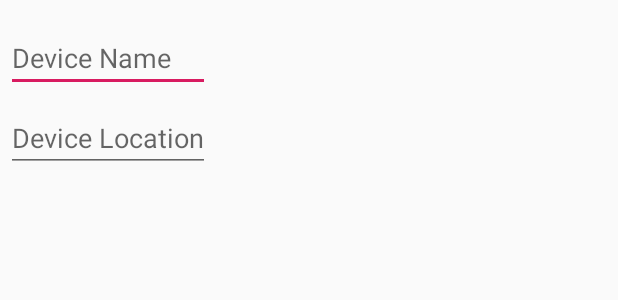
After one commit to decentralised-home-automation-protocol/DHAP-Android, an Android app: the layout change_header.xml on its own in the app's theme, with its tools: preview values and no code run, on a phone screen of 412 x 824 dp. The commit adds this screen. Shown: the top 300 px of the screen. Run offline under Robolectric (Android 15) with nearby library versions, the phone set to English and light mode, and no system bars; network calls fail.

Commit message:
Header can now be changed from example app

```diff
--- a/app/src/main/java/me/aidengaripoli/dhapexample/DiscoveredDeviceAdapter.java
+++ b/app/src/main/java/me/aidengaripoli/dhapexample/DiscoveredDeviceAdapter.java
@@ -65,6 +65,7 @@ public class DiscoveredDeviceAdapter extends
         private TextView name;
         private TextView location;
         private Button remove;
+        private Button edit;
         private ImageView noResponse;
 
         DiscoveredDeviceViewHolder(@NonNull View itemView) {
@@ -73,6 +74,7 @@ public class DiscoveredDeviceAdapter extends
             name = itemView.findViewById(R.id.text_view_device_name);
             location = itemView.findViewById(R.id.text_view_device_room);
             remove = itemView.findViewById(R.id.remove_button);
+            edit = itemView.findViewById(R.id.edit_button);
             noResponse = itemView.findViewById(R.id.warning_image);
         }
 
@@ -80,6 +82,7 @@ public class DiscoveredDeviceAdapter extends
             name.setText(device.getName());
             location.setText(device.getLocation());
             remove.setTag(device);
+            edit.setTag(device);
             noResponse.setVisibility(device.getStatus() == 1 ? View.INVISIBLE : View.VISIBLE);
         }
     }
--- /dev/null
+++ b/app/src/main/res/layout/change_header.xml
@@ -0,0 +1,29 @@
+<?xml version="1.0" encoding="utf-8"?>
+<LinearLayout xmlns:android="http://schemas.android.com/apk/res/android"
+    android:orientation="vertical"
+    android:layout_width="wrap_content"
+    android:layout_height="wrap_content">
+    <EditText
+        android:id="@+id/change_header_name"
+        android:inputType="text"
+        android:layout_width="match_parent"
+        android:layout_height="wrap_content"
+        android:layout_marginTop="16dp"
+        android:layout_marginLeft="4dp"
+        android:layout_marginRight="4dp"
+        android:layout_marginBottom="4dp"
+        android:hint="@string/device_name"
+        android:importantForAutofill="no" />
+    <EditText
+        android:id="@+id/change_header_location"
+        android:inputType="text"
+        android:layout_width="match_parent"
+        android:layout_height="wrap_content"
+        android:layout_marginTop="4dp"
+        android:layout_marginLeft="4dp"
+        android:layout_marginRight="4dp"
+        android:layout_marginBottom="16dp"
+        android:fontFamily="sans-serif"
+        android:hint="@string/device_location"
+        android:importantForAutofill="no" />
+</LinearLayout>
--- a/app/src/main/res/values/strings.xml
+++ b/app/src/main/res/values/strings.xml
@@ -14,7 +14,10 @@
     <string name="join_a_device">Join a device</string>
     <string name="join_device">Join device</string>
     <string name="device_location">Device Location</string>
-    <string name="location">Location</string>
+    <string name="location">Location:</string>
     <string name="remove">Remove</string>
     <string name="device_name">Device Name</string>
+    <string name="cancel">Cancel</string>
+    <string name="submit">Submit</string>
+    <string name="change_header">Change Header</string>
 </resources>
```
Also changed, not shown: app/src/main/java/me/aidengaripoli/dhapexample/ChangeHeaderFragment.java (added, +70 -0 lines), app/src/main/java/me/aidengaripoli/dhapexample/MainActivity.java (+16 -2 lines), app/src/main/res/layout/discovered_device_view.xml (+20 -5 lines).
